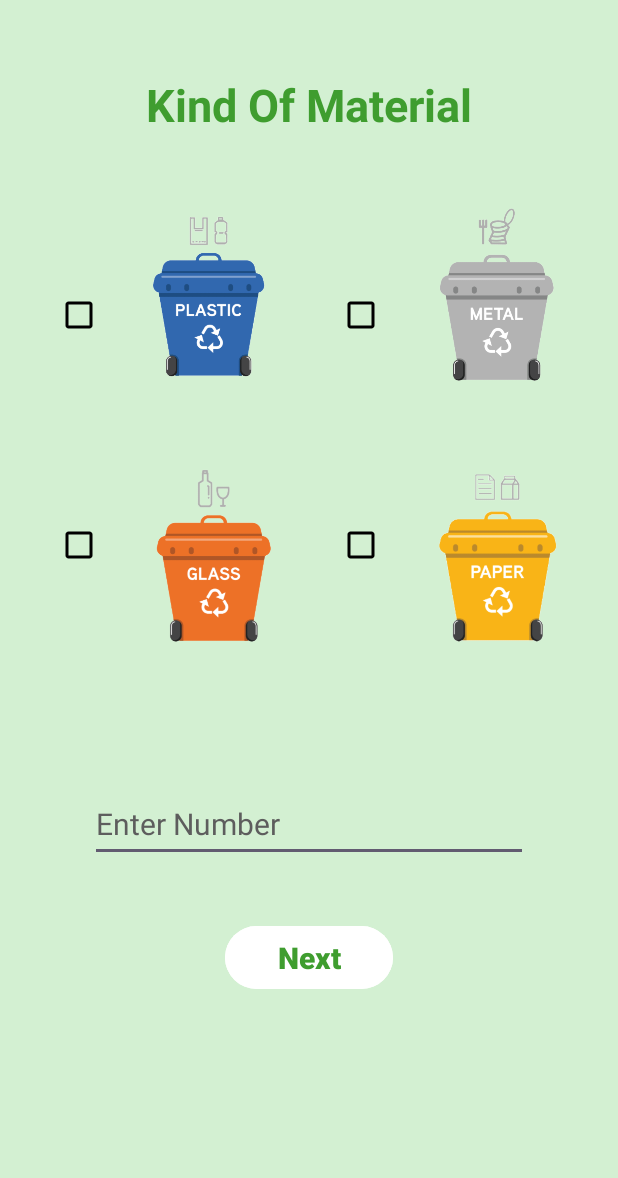
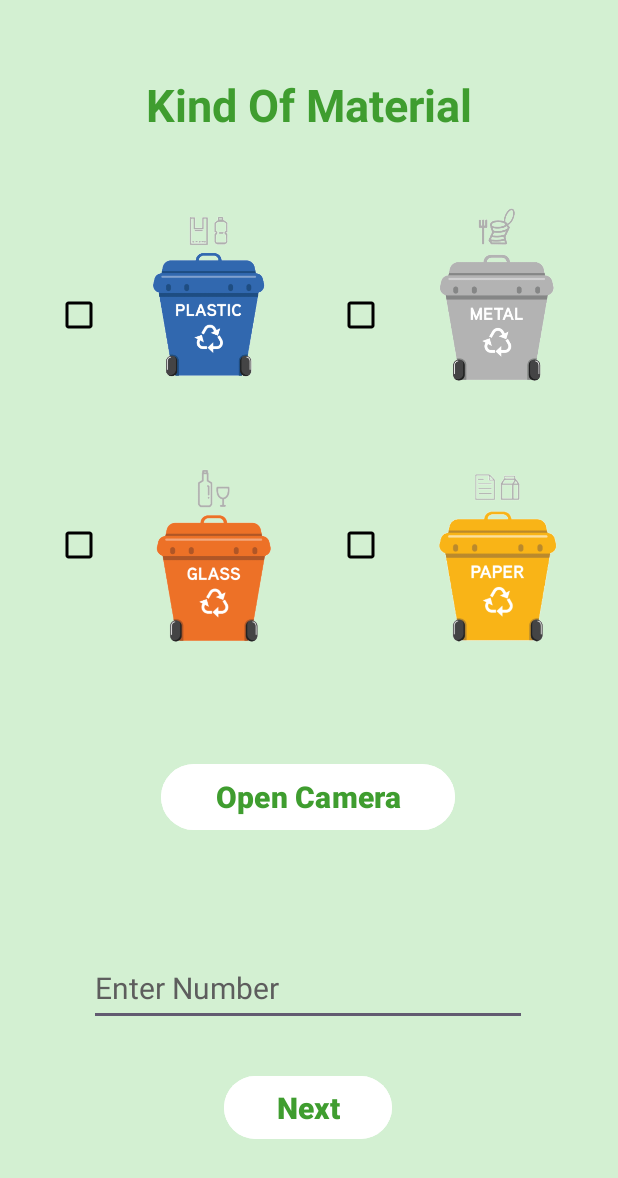
Before and after one commit to payveen/Climate_Change, an Android app: the trashActivity screen opened directly, with no data from a screen before it, on a phone screen of 412 x 824 dp. Shown: the top 1178 px of the screen. Run offline under Robolectric (Android 15) with nearby library versions, the phone set to English and light mode, and no system bars; 1 statement that could not run was skipped.

Commit message:
Saving local changes before pull

```diff
--- a/app/src/main/java/com/example/climatechange/trashActivity.java
+++ b/app/src/main/java/com/example/climatechange/trashActivity.java
@@ -1,11 +1,19 @@
 package com.example.climatechange;
 
+import android.app.Activity;
 import android.content.Intent;
+import android.graphics.Bitmap;
 import android.os.Bundle;
+import android.provider.MediaStore;
 import android.view.View;
+import android.widget.Button;
 import android.widget.EditText;
 import android.widget.CheckBox;
+import android.widget.ImageView;
+
 import androidx.activity.EdgeToEdge;
+import androidx.activity.result.ActivityResultLauncher;
+import androidx.activity.result.contract.ActivityResultContracts;
 import androidx.appcompat.app.AppCompatActivity;
 import androidx.core.graphics.Insets;
 import androidx.core.view.ViewCompat;
@@ -16,6 +24,25 @@ String str;
 String selection;
     EditText cbag;
     CheckBox plastic , metal ,glass , paper;
+
+    private ImageView iv;
+    private Button b1;
+
+    public trashActivity() {
+        cameraLauncher = registerForActivityResult(
+                new ActivityResultContracts.StartActivityForResult(),
+                result -> {
+                    if (result.getResultCode() == Activity.RESULT_OK) {
+                        Intent data = result.getData();
+                        if (data != null && data.getExtras() != null) {
+                            Bitmap photo = (Bitmap) data.getExtras().get("data");
+                            iv.setImageBitmap(photo);
+                        }
+                    }
+                }
+        );
+    }
+
     @Override
     protected void onCreate(Bundle savedInstanceState) {
         super.onCreate(savedInstanceState);
@@ -31,8 +58,18 @@ String selection;
             metal=findViewById(R.id.metal);
             glass=findViewById(R.id.glass);
             paper=findViewById(R.id.paper);
+            iv=findViewById(R.id.imageView9);
+            b1=findViewById(R.id.button7);
 
             return insets;
+        });
+
+        b1.setOnClickListener(new View.OnClickListener() {
+            @Override
+            public void onClick(View view) {
+                Intent open_camera = new Intent(MediaStore.ACTION_IMAGE_CAPTURE);
+                startActivityForResult(open_camera, 100);
+            }
         });
     }
 String checkall="",bagnum="";
@@ -52,4 +89,6 @@ String checkall="",bagnum="";
         startActivity(in);
         finish();
     }
+
+    ActivityResultLauncher<Intent> cameraLauncher;
 }
--- a/app/src/main/res/layout/activity_trash.xml
+++ b/app/src/main/res/layout/activity_trash.xml
@@ -21,9 +21,10 @@
         android:textStyle="bold"
         app:layout_constraintBottom_toBottomOf="parent"
         app:layout_constraintEnd_toEndOf="parent"
+        app:layout_constraintHorizontal_bias="0.498"
         app:layout_constraintStart_toStartOf="parent"
         app:layout_constraintTop_toTopOf="parent"
-        app:layout_constraintVertical_bias="0.792" />
+        app:layout_constraintVertical_bias="0.922" />
 
     <TextView
         android:id="@+id/textView3"
@@ -101,9 +102,10 @@
         android:textSize="20sp"
         app:layout_constraintBottom_toBottomOf="parent"
         app:layout_constraintEnd_toEndOf="parent"
+        app:layout_constraintHorizontal_bias="0.495"
         app:layout_constraintStart_toStartOf="parent"
         app:layout_constraintTop_toTopOf="parent"
-        app:layout_constraintVertical_bias="0.678" />
+        app:layout_constraintVertical_bias="0.819" />
 
     <ImageView
         android:id="@+id/imageView"
@@ -168,4 +170,32 @@
         app:srcCompat="@drawable/cc7"
         tools:srcCompat="@drawable/cc7" />
 
+    <Button
+        android:id="@+id/button7"
+        android:layout_width="196dp"
+        android:layout_height="52dp"
+        android:backgroundTint="#FFFFFF"
+        android:text="Open Camera"
+        android:textColor="#3F9D2F"
+        android:textSize="20sp"
+        android:textStyle="bold"
+        app:layout_constraintBottom_toBottomOf="parent"
+        app:layout_constraintEnd_toEndOf="parent"
+        app:layout_constraintHorizontal_bias="0.497"
+        app:layout_constraintStart_toStartOf="parent"
+        app:layout_constraintTop_toTopOf="parent"
+        app:layout_constraintVertical_bias="0.655" />
+
+    <ImageView
+        android:id="@+id/imageView9"
+        android:layout_width="250dp"
+        android:layout_height="320dp"
+        android:layout_gravity="center"
+        app:layout_constraintBottom_toBottomOf="parent"
+        app:layout_constraintEnd_toEndOf="parent"
+        app:layout_constraintHorizontal_bias="0.496"
+        app:layout_constraintStart_toStartOf="parent"
+        app:layout_constraintTop_toTopOf="parent"
+        app:layout_constraintVertical_bias="0.661" />
+
 </androidx.constraintlayout.widget.ConstraintLayout>
```
